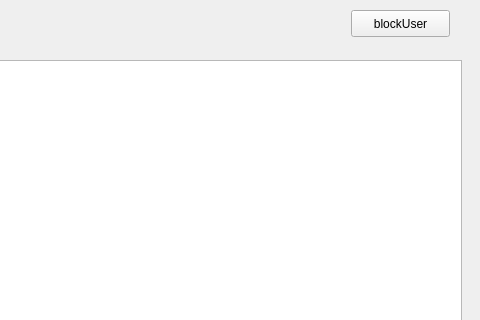
Old version of the form crmusers.ui in the repository 89626906891/crm; both pictures show x 239 to 719 and y 0 to 320 of the 719 by 449 pixel window.
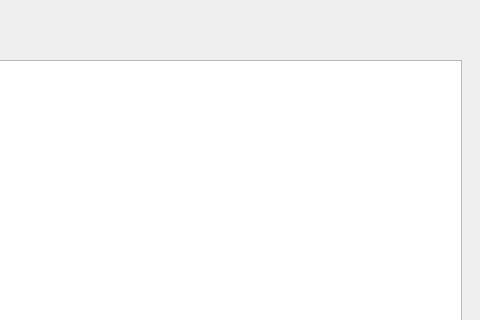
New version of the form.

Diff of the .ui file:
```diff
--- a/crmusers.ui
+++ b/crmusers.ui
@@ -36,19 +36,6 @@
     <string>addCrmUser</string>
    </property>
   </widget>
-  <widget class="QPushButton" name="blockuserPushButton">
-   <property name="geometry">
-    <rect>
-     <x>590</x>
-     <y>10</y>
-     <width>99</width>
-     <height>27</height>
-    </rect>
-   </property>
-   <property name="text">
-    <string>blockUser</string>
-   </property>
-  </widget>
  </widget>
  <resources/>
  <connections/>
```
